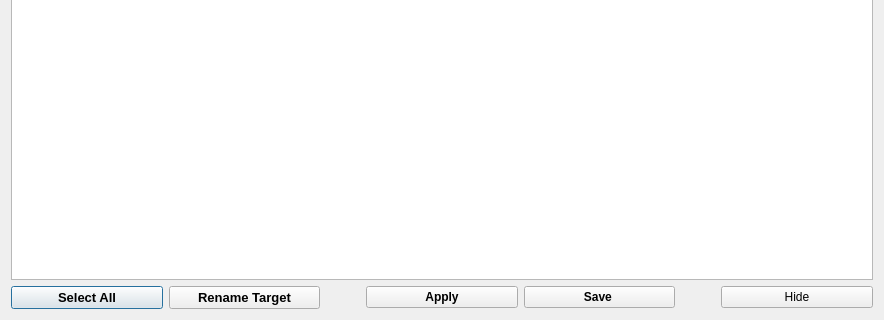
Old version of the form src/interface/gui/ui_ManualSlicerTable.ui in the repository neutrons/PyVDrive; both pictures show x 0 to 884 and y 403 to 723 of the 884 by 723 pixel window.
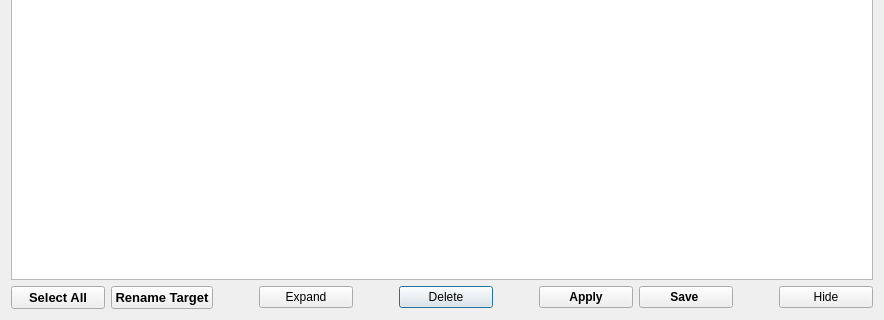
New version of the form. Custom widgets are drawn as their Qt base class.

Commit message: Refs #65. Started to implement 2nd slicer for manual chopper.

```diff
--- a/src/interface/gui/ui_ManualSlicerTable.ui
+++ b/src/interface/gui/ui_ManualSlicerTable.ui
@@ -32,44 +32,27 @@
    </item>
    <item>
     <layout class="QGridLayout" name="gridLayout_7">
-     <item row="0" column="2">
-      <spacer name="horizontalSpacer">
-       <property name="orientation">
-        <enum>Qt::Horizontal</enum>
+     <item row="0" column="5">
+      <widget class="QPushButton" name="pushButton_deleteSlicer">
+       <property name="toolTip">
+        <string>&lt;html&gt;&lt;head/&gt;&lt;body&gt;&lt;p&gt;Delete selected slicers&lt;/p&gt;&lt;/body&gt;&lt;/html&gt;</string>
        </property>
-       <property name="sizeType">
-        <enum>QSizePolicy::Preferred</enum>
-       </property>
-       <property name="sizeHint" stdset="0">
-        <size>
-         <width>40</width>
-         <height>20</height>
-        </size>
-       </property>
-      </spacer>
-     </item>
-     <item row="0" column="0">
-      <widget class="QPushButton" name="pushButton_selectAll">
-       <property name="font">
-        <font>
-         <pointsize>10</pointsize>
-         <weight>75</weight>
-         <bold>true</bold>
-        </font>
-       </property>
        <property name="text">
-        <string>Select All</string>
-       </property>
-      </widget>
-     </item>
-     <item row="0" column="6">
-      <widget class="QPushButton" name="pushButton_hide">
-       <property name="text">
-        <string>Hide</string>
+        <string>Delete</string>
        </property>
       </widget>
      </item>
      <item row="0" column="3">
+      <widget class="QPushButton" name="pushButton_expand2ndLevelChop">
+       <property name="toolTip">
+        <string>&lt;html&gt;&lt;head/&gt;&lt;body&gt;&lt;p&gt;Expand selected slicer by second level chopping&lt;/p&gt;&lt;/body&gt;&lt;/html&gt;</string>
+       </property>
+       <property name="text">
+        <string>Expand</string>
+       </property>
+      </widget>
+     </item>
+     <item row="0" column="7">
       <widget class="QPushButton" name="pushButton_applyTimeSegs">
        <property name="font">
         <font>
@@ -82,16 +65,24 @@
        </property>
       </widget>
      </item>
-     <item row="0" column="4">
-      <widget class="QPushButton" name="pushButton_saveTimeSegs">
+     <item row="0" column="10">
+      <widget class="QPushButton" name="pushButton_hide">
+       <property name="text">
+        <string>Hide</string>
+       </property>
+      </widget>
+     </item>
+     <item row="0" column="0">
+      <widget class="QPushButton" name="pushButton_selectAll">
        <property name="font">
         <font>
+         <pointsize>10</pointsize>
          <weight>75</weight>
          <bold>true</bold>
         </font>
        </property>
        <property name="text">
-        <string>Save </string>
+        <string>Select All</string>
        </property>
       </widget>
      </item>
@@ -109,7 +100,7 @@
        </property>
       </widget>
      </item>
-     <item row="0" column="5">
+     <item row="0" column="9">
       <spacer name="horizontalSpacer_2">
        <property name="orientation">
         <enum>Qt::Horizontal</enum>
@@ -125,6 +116,67 @@
        </property>
       </spacer>
      </item>
+     <item row="0" column="8">
+      <widget class="QPushButton" name="pushButton_saveTimeSegs">
+       <property name="font">
+        <font>
+         <weight>75</weight>
+         <bold>true</bold>
+        </font>
+       </property>
+       <property name="text">
+        <string>Save </string>
+       </property>
+      </widget>
+     </item>
+     <item row="0" column="2">
+      <spacer name="horizontalSpacer">
+       <property name="orientation">
+        <enum>Qt::Horizontal</enum>
+       </property>
+       <property name="sizeType">
+        <enum>QSizePolicy::Preferred</enum>
+       </property>
+       <property name="sizeHint" stdset="0">
+        <size>
+         <width>40</width>
+         <height>20</height>
+        </size>
+       </property>
+      </spacer>
+     </item>
+     <item row="0" column="4">
+      <spacer name="horizontalSpacer_3">
+       <property name="orientation">
+        <enum>Qt::Horizontal</enum>
+       </property>
+       <property name="sizeType">
+        <enum>QSizePolicy::Preferred</enum>
+       </property>
+       <property name="sizeHint" stdset="0">
+        <size>
+         <width>40</width>
+         <height>20</height>
+        </size>
+       </property>
+      </spacer>
+     </item>
+     <item row="0" column="6">
+      <spacer name="horizontalSpacer_4">
+       <property name="orientation">
+        <enum>Qt::Horizontal</enum>
+       </property>
+       <property name="sizeType">
+        <enum>QSizePolicy::Preferred</enum>
+       </property>
+       <property name="sizeHint" stdset="0">
+        <size>
+         <width>40</width>
+         <height>20</height>
+        </size>
+       </property>
+      </spacer>
+     </item>
     </layout>
    </item>
   </layout>
```
The commit also changes 3 other files.
